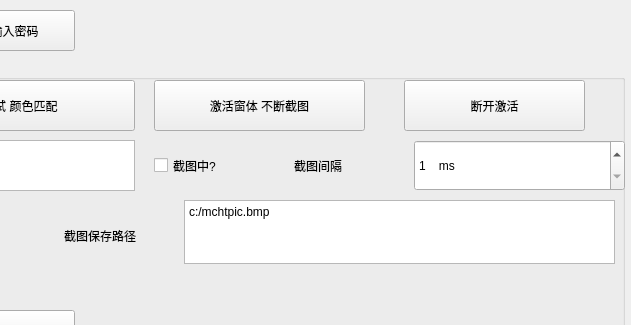
First picture: the form in debugform.ui, repository A-SunsetMkt-Forks/wuwaBackendTool, before the edit; both pictures show x 366 to 997 and y 0 to 325 of the 997 by 497 pixel window.
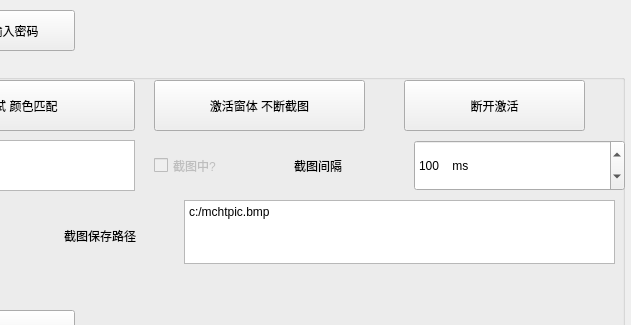
Second picture: the form after the edit.

Diff of the .ui file:
```diff
--- a/debugform.ui
+++ b/debugform.ui
@@ -238,6 +238,9 @@
     <property name="maximum">
      <number>1000</number>
     </property>
+    <property name="value">
+     <number>100</number>
+    </property>
    </widget>
    <widget class="QLabel" name="label">
     <property name="geometry">
@@ -279,6 +282,9 @@
     </property>
    </widget>
    <widget class="QCheckBox" name="isActivate">
+    <property name="enabled">
+     <bool>false</bool>
+    </property>
     <property name="geometry">
      <rect>
       <x>510</x>
```
Left out of the diff: 2 changed lines with no effect on the pictures.
